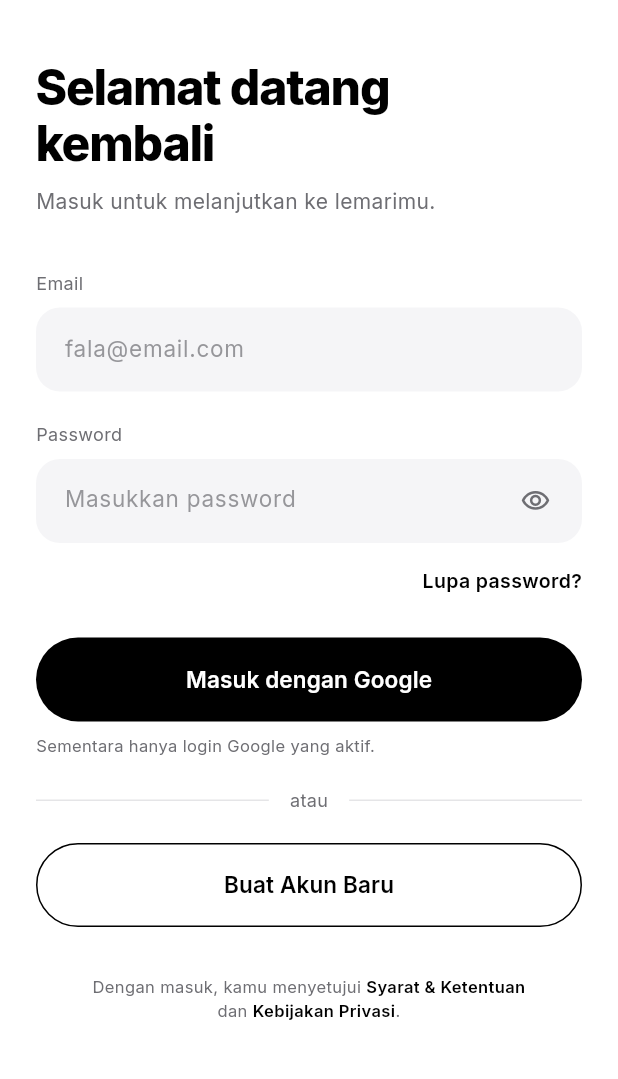
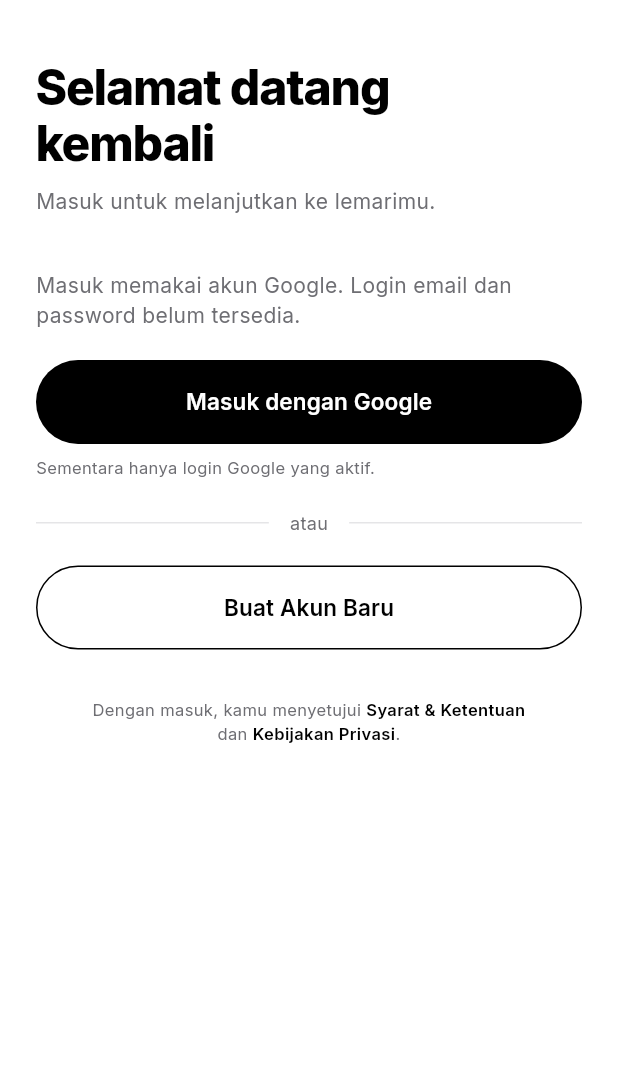
Before and after one commit to Bisminee/PBL-Mobile-Kelompok2-Semester5, a Flutter app: the LoginScreen screen opened by its route, on a phone screen of 412 x 824 dp, the part 96-1175 px from its top. Run offline on Flutter 3.47's test engine with Material 3 defaults, Android fonts, the phone set to English and light mode, and no system bars; our stand-ins replace camera, cloud_firestore, firebase_auth, firebase_core, flutter_riverpod, go_router and 3 more; missing offline and left inert: tflite_flutter; accounts and stored records are empty.

Commit message:
fix: rapikan UI autentikasi agar tidak menampilkan kolom nonaktif

```diff
--- a/lib/screens/auth/login_screen.dart
+++ b/lib/screens/auth/login_screen.dart
@@ -11,7 +11,6 @@
 import '../../services/providers.dart';
 import '../../services/user_repository.dart';
 import '../../widgets/common/app_button.dart';
-import '../../widgets/common/app_text_field.dart';
 import '../../widgets/common/responsive.dart';
 
 /// Halaman masuk dengan Google.
@@ -114,26 +113,11 @@
                   style: AppTextStyles.bodySecondary,
                 ),
                 const SizedBox(height: 36),
-                const AppTextField(
-                  label: 'Email',
-                  hint: 'fala@email.com',
-                  keyboardType: TextInputType.emailAddress,
+                Text(
+                  'Masuk memakai akun Google. Login email dan password belum tersedia.',
+                  style: AppTextStyles.bodySecondary,
                 ),
                 const SizedBox(height: 20),
-                const AppTextField(
-                  label: 'Password',
-                  hint: 'Masukkan password',
-                  isPassword: true,
-                ),
-                const SizedBox(height: 16),
-                Align(
-                  alignment: Alignment.centerRight,
-                  child: Text(
-                    'Lupa password?',
-                    style: AppTextStyles.labelBold.copyWith(fontSize: 13),
-                  ),
-                ),
-                const SizedBox(height: 28),
                 AppButton(
                   label: _loading ? 'Memproses...' : 'Masuk dengan Google',
                   onPressed: _loading ? null : _signInWithGoogle,
--- a/lib/screens/auth/signup_screen.dart
+++ b/lib/screens/auth/signup_screen.dart
@@ -4,7 +4,6 @@
 
 import '../../config/app_text_styles.dart';
 import '../../widgets/common/app_button.dart';
-import '../../widgets/common/app_text_field.dart';
 import '../../widgets/common/circle_icon_button.dart';
 import '../../widgets/common/responsive.dart';
 
@@ -36,39 +35,16 @@
                   'Simpan lemarimu dan dapatkan\nrekomendasi yang personal.',
                   style: AppTextStyles.bodySecondary,
                 ),
-                const SizedBox(height: 24),
-                const AppTextField(label: 'Nama', hint: 'Nama lengkap'),
-                const SizedBox(height: 18),
-                const AppTextField(
-                  label: 'Email',
-                  hint: 'fala@email.com',
-                  keyboardType: TextInputType.emailAddress,
+                const SizedBox(height: 12),
+                Text(
+                  'Pendaftaran email belum tersedia. Akun dibuat otomatis saat '
+                  'kamu masuk dengan Google di halaman Login.',
+                  style: AppTextStyles.bodySecondary,
                 ),
-                const SizedBox(height: 18),
-                const AppTextField(
-                  label: 'Password',
-                  hint: 'Buat password',
-                  isPassword: true,
-                  helper: 'Minimal 8 karakter, kombinasi huruf dan angka.',
-                ),
-                const SizedBox(height: 18),
-                const AppTextField(
-                  label: 'Konfirmasi Password',
-                  hint: 'Ulangi password',
-                  isPassword: true,
-                ),
-                const SizedBox(height: 40),
+                const SizedBox(height: 32),
                 AppButton(
-                  label: 'Daftar',
-                  onPressed: () {
-                    ScaffoldMessenger.of(context).showSnackBar(
-                      const SnackBar(
-                        content: Text(
-                          'Pendaftaran email belum aktif. Gunakan login Google.',
-                        ),
-                      ),
-                    );
-                  },
+                  label: 'Kembali ke Login',
+                  onPressed: () => context.pop(),
                 ),
                 const SizedBox(height: 28),
                 Center(
```
